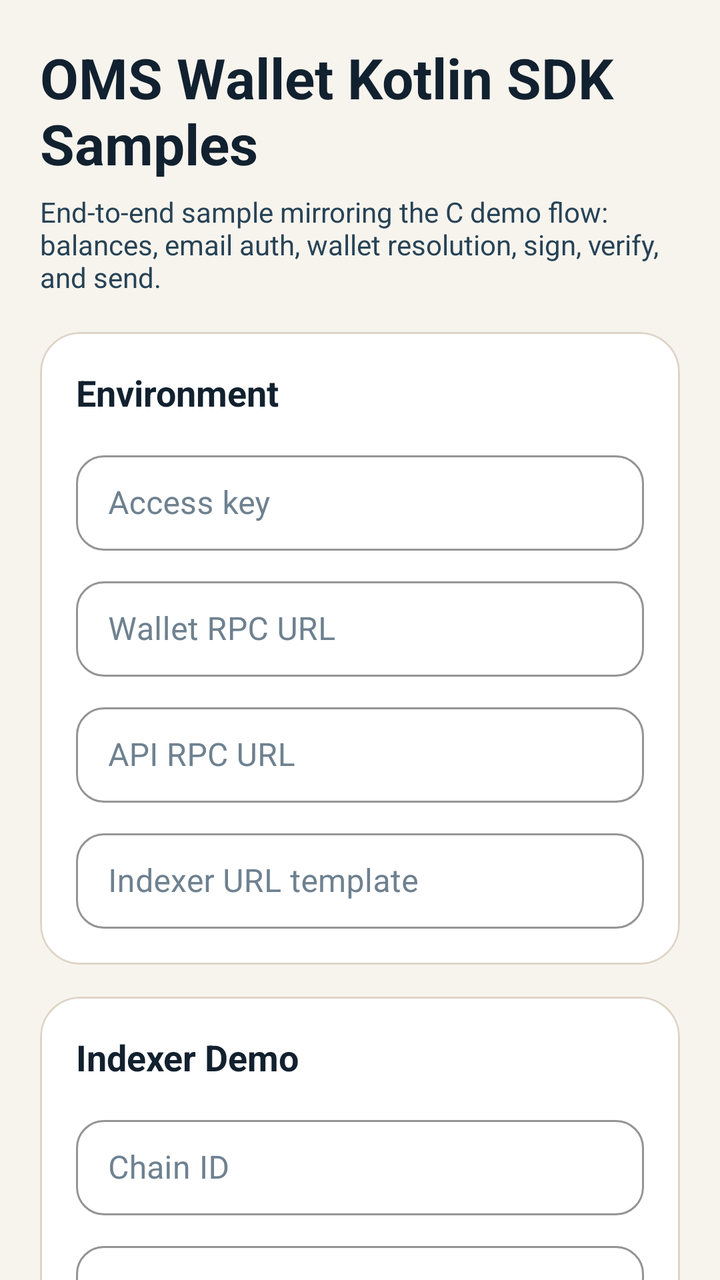
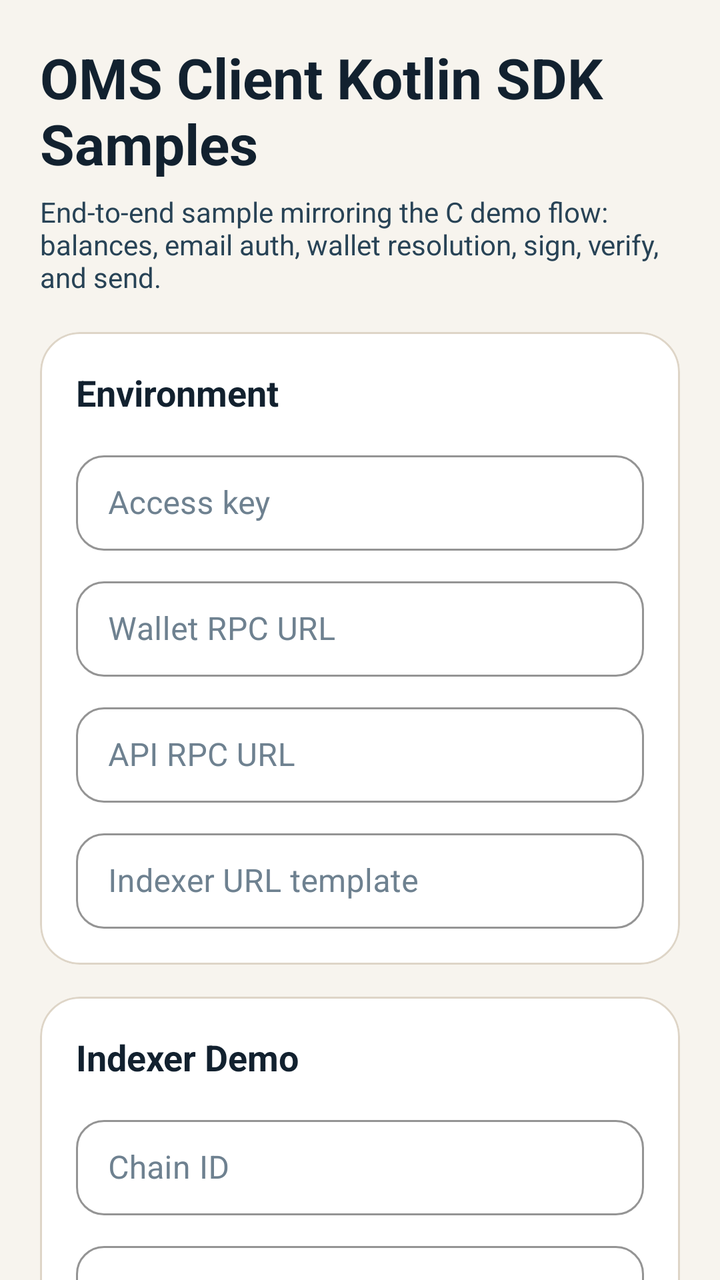

Compare the two renders of this Android layout. The source of the first and the diff that turns it into the second are given below.
<!-- AndroidManifest.xml: application theme Theme.Kotlinsdk -->
<!-- res/layout/activity_main.xml -->
<?xml version="1.0" encoding="utf-8"?>
<androidx.core.widget.NestedScrollView xmlns:android="http://schemas.android.com/apk/res/android"
    xmlns:app="http://schemas.android.com/apk/res-auto"
    android:id="@+id/testbedRoot"
    android:layout_width="match_parent"
    android:layout_height="match_parent"
    android:fillViewport="true">

    <LinearLayout
        android:layout_width="match_parent"
        android:layout_height="wrap_content"
        android:orientation="vertical"
        android:padding="20dp">

        <TextView
            android:layout_width="match_parent"
            android:layout_height="wrap_content"
            android:text="OMS Wallet Kotlin SDK Samples"
            android:textColor="@color/slate_900"
            android:textSize="28sp"
            android:textStyle="bold" />

        <TextView
            android:layout_width="match_parent"
            android:layout_height="wrap_content"
            android:layout_marginTop="6dp"
            android:text="End-to-end sample mirroring the C demo flow: balances, email auth, wallet resolution, sign, verify, and send."
            android:textColor="@color/slate_700"
            android:textSize="14sp" />

        <com.google.android.material.card.MaterialCardView
            android:layout_width="match_parent"
            android:layout_height="wrap_content"
            android:layout_marginTop="18dp"
            app:cardCornerRadius="20dp"
            app:cardElevation="0dp"
            app:strokeColor="@color/sand_200"
            app:strokeWidth="1dp">

            <LinearLayout
                android:layout_width="match_parent"
                android:layout_height="wrap_content"
                android:orientation="vertical"
                android:padding="18dp">

                <TextView
                    android:layout_width="wrap_content"
                    android:layout_height="wrap_content"
                    android:text="Environment"
                    android:textColor="@color/slate_900"
                    android:textSize="18sp"
                    android:textStyle="bold" />

                <com.google.android.material.textfield.TextInputLayout
                    android:layout_width="match_parent"
                    android:layout_height="wrap_content"
                    android:layout_marginTop="14dp"
                    android:hint="Access key">

                    <com.google.android.material.textfield.TextInputEditText
                        android:id="@+id/accessKeyInput"
                        android:layout_width="match_parent"
                        android:layout_height="wrap_content"
                        android:inputType="textNoSuggestions" />
                </com.google.android.material.textfield.TextInputLayout>

                <com.google.android.material.textfield.TextInputLayout
                    android:layout_width="match_parent"
                    android:layout_height="wrap_content"
                    android:layout_marginTop="10dp"
                    android:hint="Wallet RPC URL">

                    <com.google.android.material.textfield.TextInputEditText
                        android:id="@+id/walletApiUrlInput"
                        android:layout_width="match_parent"
                        android:layout_height="wrap_content"
                        android:inputType="textUri" />
                </com.google.android.material.textfield.TextInputLayout>

                <com.google.android.material.textfield.TextInputLayout
                    android:layout_width="match_parent"
                    android:layout_height="wrap_content"
                    android:layout_marginTop="10dp"
                    android:hint="API RPC URL">

                    <com.google.android.material.textfield.TextInputEditText
                        android:id="@+id/apiRpcUrlInput"
                        android:layout_width="match_parent"
                        android:layout_height="wrap_content"
                        android:inputType="textUri" />
                </com.google.android.material.textfield.TextInputLayout>

                <com.google.android.material.textfield.TextInputLayout
                    android:layout_width="match_parent"
                    android:layout_height="wrap_content"
                    android:layout_marginTop="10dp"
                    android:hint="Indexer URL template">

                    <com.google.android.material.textfield.TextInputEditText
                        android:id="@+id/indexerUrlTemplateInput"
                        android:layout_width="match_parent"
                        android:layout_height="wrap_content"
                        android:inputType="textUri" />
                </com.google.android.material.textfield.TextInputLayout>
            </LinearLayout>
        </com.google.android.material.card.MaterialCardView>

        <com.google.android.material.card.MaterialCardView
            android:layout_width="match_parent"
            android:layout_height="wrap_content"
            android:layout_marginTop="16dp"
            app:cardCornerRadius="20dp"
            app:cardElevation="0dp"
            app:strokeColor="@color/sand_200"
            app:strokeWidth="1dp">

            <LinearLayout
                android:layout_width="match_parent"
                android:layout_height="wrap_content"
                android:orientation="vertical"
                android:padding="18dp">

                <TextView
                    android:layout_width="wrap_content"
                    android:layout_height="wrap_content"
                    android:text="Indexer Demo"
                    android:textColor="@color/slate_900"
                    android:textSize="18sp"
                    android:textStyle="bold" />

                <com.google.android.material.textfield.TextInputLayout
                    android:layout_width="match_parent"
                    android:layout_height="wrap_content"
                    android:layout_marginTop="14dp"
                    android:hint="Chain ID">

                    <com.google.android.material.textfield.TextInputEditText
                        android:id="@+id/balancesChainIdInput"
                        android:layout_width="match_parent"
                        android:layout_height="wrap_content"
                        android:inputType="number" />
                </com.google.android.material.textfield.TextInputLayout>

                <com.google.android.material.textfield.TextInputLayout
                    android:layout_width="match_parent"
                    android:layout_height="wrap_content"
                    android:layout_marginTop="10dp"
                    android:hint="Contract address">

                    <com.google.android.material.textfield.TextInputEditText
                        android:id="@+id/contractAddressInput"
                        android:layout_width="match_parent"
                        android:layout_height="wrap_content"
                        android:inputType="textNoSuggestions" />
                </com.google.android.material.textfield.TextInputLayout>

                <com.google.android.material.textfield.TextInputLayout
                    android:layout_width="match_parent"
                    android:layout_height="wrap_content"
                    android:layout_marginTop="10dp"
                    android:hint="Wallet address">

                    <com.google.android.material.textfield.TextInputEditText
                        android:id="@+id/balancesWalletAddressInput"
                        android:layout_width="match_parent"
                        android:layout_height="wrap_content"
                        android:inputType="textNoSuggestions" />
                </com.google.android.material.textfield.TextInputLayout>

                <com.google.android.material.button.MaterialButton
                    android:id="@+id/loadBalancesButton"
                    android:layout_width="match_parent"
                    android:layout_height="wrap_content"
                    android:layout_marginTop="14dp"
                    android:text="Load Token Balances"
                    app:cornerRadius="16dp" />
            </LinearLayout>
        </com.google.android.material.card.MaterialCardView>

        <com.google.android.material.card.MaterialCardView
            android:layout_width="match_parent"
            android:layout_height="wrap_content"
            android:layout_marginTop="16dp"
            app:cardCornerRadius="20dp"
            app:cardElevation="0dp"
            app:strokeColor="@color/sand_200"
            app:strokeWidth="1dp">

            <LinearLayout
                android:layout_width="match_parent"
                android:layout_height="wrap_content"
                android:orientation="vertical"
                android:padding="18dp">

                <TextView
                    android:layout_width="wrap_content"
                    android:layout_height="wrap_content"
                    android:text="Email Authentication"
                    android:textColor="@color/slate_900"
                    android:textSize="18sp"
                    android:textStyle="bold" />

                <com.google.android.material.textfield.TextInputLayout
                    android:layout_width="match_parent"
                    android:layout_height="wrap_content"
                    android:layout_marginTop="14dp"
                    android:hint="Email">

                    <com.google.android.material.textfield.TextInputEditText
                        android:id="@+id/emailInput"
                        android:layout_width="match_parent"
                        android:layout_height="wrap_content"
                        android:inputType="textEmailAddress" />
                </com.google.android.material.textfield.TextInputLayout>

                <com.google.android.material.textfield.TextInputLayout
                    android:layout_width="match_parent"
                    android:layout_height="wrap_content"
                    android:layout_marginTop="10dp"
                    android:hint="Verification code">

                    <com.google.android.material.textfield.TextInputEditText
                        android:id="@+id/codeInput"
                        android:layout_width="match_parent"
                        android:layout_height="wrap_content"
                        android:inputType="number" />
                </com.google.android.material.textfield.TextInputLayout>

                <LinearLayout
                    android:layout_width="match_parent"
                    android:layout_height="wrap_content"
                    android:layout_marginTop="14dp"
                    android:orientation="horizontal">

                    <com.google.android.material.button.MaterialButton
                        android:id="@+id/signInButton"
                        android:layout_width="0dp"
                        android:layout_height="wrap_content"
                        android:layout_weight="1"
                        android:text="Start Email Sign-In"
                        app:cornerRadius="16dp" />

                    <Space
                        android:layout_width="12dp"
                        android:layout_height="1dp" />

                    <com.google.android.material.button.MaterialButton
                        android:id="@+id/confirmCodeButton"
                        style="@style/Widget.Kotlinsdk.Button.Outline"
                        android:layout_width="0dp"
                        android:layout_height="wrap_content"
                        android:layout_weight="1"
                        android:text="Confirm And Resolve Wallet"
                        app:cornerRadius="16dp" />
                </LinearLayout>

                <TextView
                    android:id="@+id/currentSignerView"
                    android:layout_width="match_parent"
                    android:layout_height="wrap_content"
                    android:layout_marginTop="14dp"
                    android:text="Signer: none"
                    android:textColor="@color/slate_700"
                    android:textSize="13sp" />

                <TextView
                    android:id="@+id/currentWalletView"
                    android:layout_width="match_parent"
                    android:layout_height="wrap_content"
                    android:layout_marginTop="6dp"
                    android:text="Wallet: none"
                    android:textColor="@color/forest_600"
                    android:textSize="13sp"
                    android:textStyle="bold" />
            </LinearLayout>
        </com.google.android.material.card.MaterialCardView>

        <com.google.android.material.card.MaterialCardView
            android:layout_width="match_parent"
            android:layout_height="wrap_content"
            android:layout_marginTop="16dp"
            app:cardCornerRadius="20dp"
            app:cardElevation="0dp"
            app:strokeColor="@color/sand_200"
            app:strokeWidth="1dp">

            <LinearLayout
                android:layout_width="match_parent"
                android:layout_height="wrap_content"
                android:orientation="vertical"
                android:padding="18dp">

                <TextView
                    android:layout_width="wrap_content"
                    android:layout_height="wrap_content"
                    android:text="Wallet Operations"
                    android:textColor="@color/slate_900"
                    android:textSize="18sp"
                    android:textStyle="bold" />

                <com.google.android.material.textfield.TextInputLayout
                    android:layout_width="match_parent"
                    android:layout_height="wrap_content"
                    android:layout_marginTop="14dp"
                    android:hint="Message chain ID">

                    <com.google.android.material.textfield.TextInputEditText
                        android:id="@+id/messageChainIdInput"
                        android:layout_width="match_parent"
                        android:layout_height="wrap_content"
                        android:inputType="number" />
                </com.google.android.material.textfield.TextInputLayout>

                <com.google.android.material.textfield.TextInputLayout
                    android:layout_width="match_parent"
                    android:layout_height="wrap_content"
                    android:layout_marginTop="10dp"
                    android:hint="Message">

                    <com.google.android.material.textfield.TextInputEditText
                        android:id="@+id/messageInput"
                        android:layout_width="match_parent"
                        android:layout_height="wrap_content"
                        android:inputType="textMultiLine" />
                </com.google.android.material.textfield.TextInputLayout>

                <LinearLayout
                    android:layout_width="match_parent"
                    android:layout_height="wrap_content"
                    android:layout_marginTop="14dp"
                    android:orientation="horizontal">

                    <com.google.android.material.button.MaterialButton
                        android:id="@+id/signMessageButton"
                        android:layout_width="0dp"
                        android:layout_height="wrap_content"
                        android:layout_weight="1"
                        android:text="Sign Message"
                        app:cornerRadius="16dp" />

                    <Space
                        android:layout_width="12dp"
                        android:layout_height="1dp" />

                    <com.google.android.material.button.MaterialButton
                        android:id="@+id/verifySignatureButton"
                        style="@style/Widget.Kotlinsdk.Button.Outline"
                        android:layout_width="0dp"
                        android:layout_height="wrap_content"
                        android:layout_weight="1"
                        android:text="Verify Last Signature"
                        app:cornerRadius="16dp" />
                </LinearLayout>

                <com.google.android.material.textfield.TextInputLayout
                    android:layout_width="match_parent"
                    android:layout_height="wrap_content"
                    android:layout_marginTop="14dp"
                    android:hint="Transaction destination">

                    <com.google.android.material.textfield.TextInputEditText
                        android:id="@+id/transactionToInput"
                        android:layout_width="match_parent"
                        android:layout_height="wrap_content"
                        android:inputType="textNoSuggestions" />
                </com.google.android.material.textfield.TextInputLayout>

                <com.google.android.material.textfield.TextInputLayout
                    android:layout_width="match_parent"
                    android:layout_height="wrap_content"
                    android:layout_marginTop="10dp"
                    android:hint="Transaction value">

                    <com.google.android.material.textfield.TextInputEditText
                        android:id="@+id/transactionValueInput"
                        android:layout_width="match_parent"
                        android:layout_height="wrap_content"
                        android:inputType="numberDecimal" />
                </com.google.android.material.textfield.TextInputLayout>

                <com.google.android.material.button.MaterialButton
                    android:id="@+id/sendTransactionButton"
                    android:layout_width="match_parent"
                    android:layout_height="wrap_content"
                    android:layout_marginTop="14dp"
                    android:text="Send Transaction"
                    app:cornerRadius="16dp" />

                <TextView
                    android:id="@+id/lastSignatureView"
                    android:layout_width="match_parent"
                    android:layout_height="wrap_content"
                    android:layout_marginTop="14dp"
                    android:text="Last signature: none"
                    android:textColor="@color/slate_700"
                    android:textSize="12sp"
                    android:typeface="monospace" />
            </LinearLayout>
        </com.google.android.material.card.MaterialCardView>

        <com.google.android.material.card.MaterialCardView
            android:layout_width="match_parent"
            android:layout_height="wrap_content"
            android:layout_marginTop="16dp"
            android:layout_marginBottom="20dp"
            app:cardCornerRadius="20dp"
            app:cardElevation="0dp"
            app:strokeColor="@color/sand_200"
            app:strokeWidth="1dp">

            <LinearLayout
                android:layout_width="match_parent"
                android:layout_height="wrap_content"
                android:orientation="vertical"
                android:padding="18dp">

                <TextView
                    android:layout_width="wrap_content"
                    android:layout_height="wrap_content"
                    android:text="Run Log"
                    android:textColor="@color/slate_900"
                    android:textSize="18sp"
                    android:textStyle="bold" />

                <TextView
                    android:id="@+id/logView"
                    android:layout_width="match_parent"
                    android:layout_height="wrap_content"
                    android:layout_marginTop="12dp"
                    android:minHeight="180dp"
                    android:text="Ready."
                    android:textColor="@color/slate_700"
                    android:textIsSelectable="true"
                    android:textSize="12sp"
                    android:typeface="monospace" />
            </LinearLayout>
        </com.google.android.material.card.MaterialCardView>
    </LinearLayout>
</androidx.core.widget.NestedScrollView>
<!-- resources referenced by this layout -->
<resources>
  <color name="forest_600">#236A50</color>
  <color name="sand_200">#DED5C7</color>
  <color name="slate_700">#284356</color>
  <color name="slate_900">#12212F</color>
  <style name="Widget.Kotlinsdk.Button.Outline" parent="Widget.MaterialComponents.Button.OutlinedButton">
          <item name="android:minHeight">52dp</item>
          <item name="android:textAllCaps">false</item>
          <item name="cornerRadius">14dp</item>
          <item name="elevation">0dp</item>
          <item name="strokeColor">@color/sand_300</item>
          <item name="strokeWidth">1dp</item>
          <item name="android:textColor">@color/slate_800</item>
          <item name="backgroundTint">@color/white</item>
          <item name="rippleColor">@color/sand_200</item>
      </style>
  <style name="Theme.Kotlinsdk" parent="Theme.MaterialComponents.DayNight.NoActionBar">
          <item name="colorPrimary">@color/slate_800</item>
          <item name="colorPrimaryVariant">@color/slate_900</item>
          <item name="colorOnPrimary">@color/white</item>
          <item name="colorSecondary">@color/amber_500</item>
          <item name="colorSecondaryVariant">@color/amber_700</item>
          <item name="colorOnSecondary">@color/slate_900</item>
          <item name="colorSurface">@color/white</item>
          <item name="colorOnSurface">@color/slate_900</item>
          <item name="android:windowBackground">@color/sand_50</item>
          <item name="android:statusBarColor">@color/sand_50</item>
          <item name="android:navigationBarColor">@color/sand_50</item>
          <item name="materialCardViewStyle">@style/Widget.Kotlinsdk.Card</item>
          <item name="textInputStyle">@style/Widget.Kotlinsdk.TextInputLayout</item>
          <item name="materialButtonStyle">@style/Widget.Kotlinsdk.Button</item>
      </style>
  <color name="sand_300">#CFC3B1</color>
  <color name="slate_800">#22384A</color>
  <color name="white">#FFFFFFFF</color>
  <color name="amber_500">#E59A2F</color>
  <color name="amber_700">#A7650D</color>
  <color name="sand_50">#F7F4EE</color>
  <style name="Widget.Kotlinsdk.Card" parent="Widget.MaterialComponents.CardView">
          <item name="cardBackgroundColor">@color/white</item>
          <item name="cardCornerRadius">18dp</item>
          <item name="cardElevation">0dp</item>
          <item name="strokeColor">@color/sand_300</item>
          <item name="strokeWidth">1dp</item>
      </style>
  <style name="Widget.Kotlinsdk.TextInputLayout" parent="Widget.MaterialComponents.TextInputLayout.OutlinedBox.Dense">
          <item name="boxBackgroundColor">@color/white</item>
          <item name="boxStrokeColor">@color/sand_300</item>
          <item name="boxStrokeWidth">1dp</item>
          <item name="boxStrokeWidthFocused">1dp</item>
          <item name="hintTextColor">@color/slate_500</item>
          <item name="android:textColorHint">@color/slate_500</item>
          <item name="shapeAppearanceOverlay">@style/ShapeAppearance.Kotlinsdk.Field</item>
      </style>
  <style name="Widget.Kotlinsdk.Button" parent="Widget.MaterialComponents.Button">
          <item name="android:minHeight">52dp</item>
          <item name="android:textAllCaps">false</item>
          <item name="cornerRadius">14dp</item>
          <item name="elevation">0dp</item>
          <item name="backgroundTint">@color/slate_800</item>
          <item name="android:textColor">@color/white</item>
          <item name="rippleColor">@color/sand_200</item>
      </style>
  <color name="slate_500">#6E8190</color>
  <style name="ShapeAppearance.Kotlinsdk.Field" parent="">
          <item name="cornerFamily">rounded</item>
          <item name="cornerSize">14dp</item>
      </style>
</resources>

<!-- the commit's change to res/layout/activity_main.xml (unified diff, before → after) -->
@@ -15,7 +15,7 @@
         <TextView
             android:layout_width="match_parent"
             android:layout_height="wrap_content"
-            android:text="OMS Wallet Kotlin SDK Samples"
+            android:text="OMS Client Kotlin SDK Samples"
             android:textColor="@color/slate_900"
             android:textSize="28sp"
             android:textStyle="bold" />
